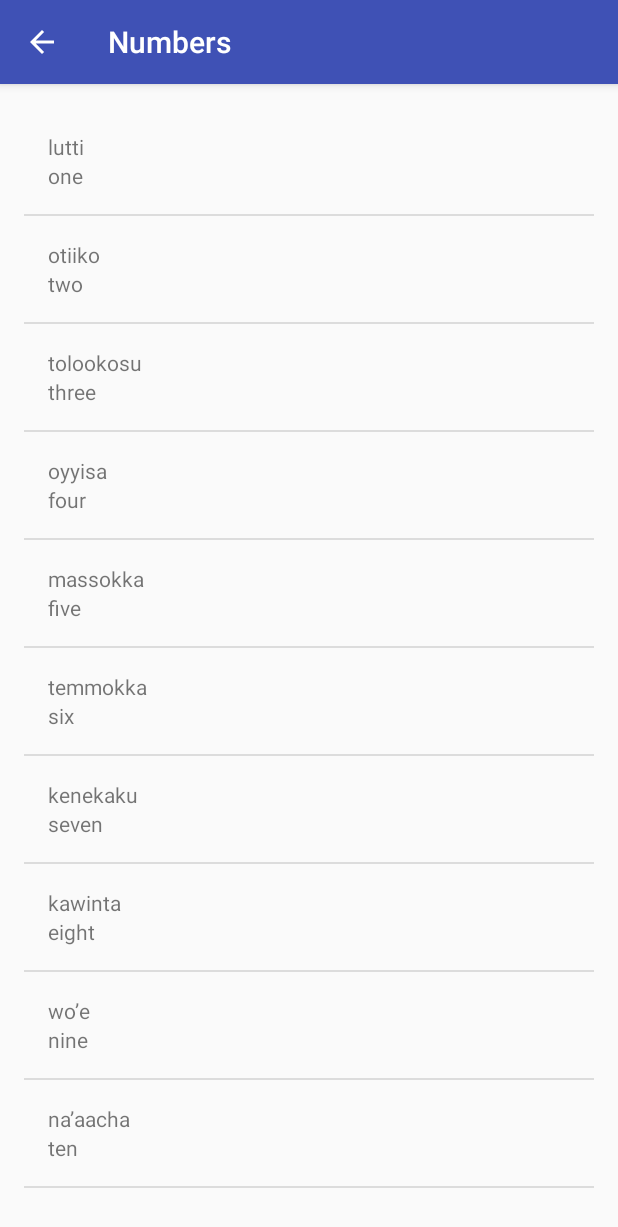
After one commit to hjtse/Android-2.2MusicPlayer, an Android app: the NumbersActivity screen opened directly, with no data from a screen before it, on a phone screen of 412 x 824 dp. The commit adds this screen. Shown: the top 1227 px of the screen. Run offline under Robolectric (Android 15) with nearby library versions, the phone set to English and light mode, and no system bars.

Commit message:
intermediate, change to custom adapter and class

```diff
--- a/app/src/main/AndroidManifest.xml
+++ b/app/src/main/AndroidManifest.xml
@@ -24,6 +24,8 @@
             android:parentActivityName=".MainActivity"/>
         <activity android:name=".ArtistsActivity" android:label="@string/artists"
             android:parentActivityName=".MainActivity"/>
+        <activity android:name=".NumbersActivity" android:label="@string/numbers"
+            android:parentActivityName=".MainActivity"/>
     </application>
 
 </manifest>
--- /dev/null
+++ b/app/src/main/java/com/example/android/musicplayer/NumbersActivity.java
@@ -0,0 +1,42 @@
+package com.example.android.musicplayer;
+
+import android.os.Bundle;
+import android.support.v7.app.AppCompatActivity;
+import android.widget.ListView;
+
+import java.util.ArrayList;
+
+public class NumbersActivity extends AppCompatActivity {
+
+    @Override
+    protected void onCreate(Bundle savedInstanceState) {
+        super.onCreate(savedInstanceState);
+        setContentView(R.layout.song_list);
+
+        // Create a list of words
+        ArrayList<Word> words = new ArrayList<Word>();
+        words.add(new Word("one", "lutti"));
+        words.add(new Word("two", "otiiko"));
+        words.add(new Word("three", "tolookosu"));
+        words.add(new Word("four", "oyyisa"));
+        words.add(new Word("five", "massokka"));
+        words.add(new Word("six", "temmokka"));
+        words.add(new Word("seven", "kenekaku"));
+        words.add(new Word("eight", "kawinta"));
+        words.add(new Word("nine", "wo’e"));
+        words.add(new Word("ten", "na’aacha"));
+
+        // Create an {@link WordAdapter}, whose data source is a list of {@link Word}s. The
+        // adapter knows how to create list items for each item in the list.
+        WordAdapter adapter = new WordAdapter(this, words);
+
+        // Find the {@link ListView} object in the view hierarchy of the {@link Activity}.
+        // There should be a {@link ListView} with the view ID called list, which is declared in the
+        // word_list.xml file.
+        ListView listView = (ListView) findViewById(R.id.list);
+
+        // Make the {@link ListView} use the {@link WordAdapter} we created above, so that the
+        // {@link ListView} will display list items for each {@link Word} in the list.
+        listView.setAdapter(adapter);
+    }
+}
--- /dev/null
+++ b/app/src/main/java/com/example/android/musicplayer/Word.java
@@ -0,0 +1,41 @@
+package com.example.android.musicplayer;
+
+/**
+ * {@link Word} represents a vocabulary word that the user wants to learn.
+ * It contains a default translation and a Miwok translation for that word.
+ */
+public class Word {
+
+    /** Default translation for the word */
+    private String mDefaultTranslation;
+
+    /** Miwok translation for the word */
+    private String mMiwokTranslation;
+
+    /**
+     * Create a new Word object.
+     *
+     * @param defaultTranslation is the word in a language that the user is already familiar with
+     *                           (such as English)
+     * @param miwokTranslation is the word in the Miwok language
+     */
+    public Word(String defaultTranslation, String miwokTranslation) {
+        mDefaultTranslation = defaultTranslation;
+        mMiwokTranslation = miwokTranslation;
+    }
+
+    /**
+     * Get the default translation of the word.
+     */
+    public String getDefaultTranslation() {
+        return mDefaultTranslation;
+    }
+
+    /**
+     * Get the Miwok translation of the word.
+     */
+    public String getMiwokTranslation() {
+        return mMiwokTranslation;
+    }
+
+}
--- /dev/null
+++ b/app/src/main/java/com/example/android/musicplayer/WordAdapter.java
@@ -0,0 +1,53 @@
+package com.example.android.musicplayer;
+
+import android.app.Activity;
+import android.support.annotation.NonNull;
+import android.support.annotation.Nullable;
+import android.view.LayoutInflater;
+import android.view.View;
+import android.view.ViewGroup;
+import android.widget.ArrayAdapter;
+import android.widget.TextView;
+
+import java.util.ArrayList;
+
+public class WordAdapter extends ArrayAdapter<Word> {
+    public WordAdapter(Activity context, ArrayList<Word> words) {
+        // Here, we initialize the ArrayAdapter's internal storage for the context and the list.
+        // the second argument is used when the ArrayAdapter is populating a single TextView.
+        // Because this is a custom adapter for two TextViews and an ImageView, the adapter is not
+        // going to use this second argument, so it can be any value. Here, we used 0.
+        super(context, 0, words);
+    }
+
+
+    @Override
+    public View getView(int position, @Nullable View convertView, @NonNull ViewGroup parent) {
+
+        View listItemView = convertView;
+        if (listItemView == null) {
+            listItemView = LayoutInflater.from(getContext()).inflate(
+                    R.layout.list_item, parent, false);
+        }
+
+        // Get the {@link AndroidFlavor} object located at this position in the list
+        Word currentWord = getItem(position);
+
+        // Find the TextView in the list_item.xml layout with the ID version_name
+        TextView miwokTextView = (TextView) listItemView.findViewById(R.id.miwok_text_view);
+        // Get the version name from the current AndroidFlavor object and
+        // set this text on the name TextView
+        miwokTextView.setText(currentWord.getMiwokTranslation());
+
+        // Find the TextView in the list_item.xml layout with the ID version_number
+        TextView defaultTextView = (TextView) listItemView.findViewById(R.id.default_text_view);
+        // Get the version number from the current AndroidFlavor object and
+        // set this text on the number TextView
+        defaultTextView.setText(currentWord.getDefaultTranslation());
+
+        // Return the whole list item layout (containing 2 TextViews)
+        // so that it can be shown in the ListView
+        return listItemView;
+
+    }
+}
--- /dev/null
+++ b/app/src/main/res/layout/list_item.xml
@@ -0,0 +1,21 @@
+<?xml version="1.0" encoding="utf-8"?>
+<LinearLayout xmlns:android="http://schemas.android.com/apk/res/android"
+    xmlns:tools="http://schemas.android.com/tools"
+    android:layout_width="match_parent"
+    android:layout_height="match_parent"
+    android:padding="@dimen/activity_horizontal_margin"
+    android:orientation="vertical">
+
+    <TextView
+        android:id="@+id/miwok_text_view"
+        android:layout_width="match_parent"
+        android:layout_height="match_parent"
+        tools:text="lutti" />
+
+    <TextView
+        android:id="@+id/default_text_view"
+        android:layout_width="match_parent"
+        android:layout_height="match_parent"
+        tools:text="one" />
+
+</LinearLayout>
--- /dev/null
+++ b/app/src/main/res/layout/song_list.xml
@@ -0,0 +1,12 @@
+<?xml version="1.0" encoding="utf-8"?>
+<ListView xmlns:android="http://schemas.android.com/apk/res/android"
+    xmlns:tools="http://schemas.android.com/tools"
+    android:id="@+id/list"
+    android:orientation="vertical"
+    android:layout_width="match_parent"
+    android:layout_height="match_parent"
+    android:paddingBottom="@dimen/activity_vertical_margin"
+    android:paddingLeft="@dimen/activity_horizontal_margin"
+    android:paddingRight="@dimen/activity_horizontal_margin"
+    android:paddingTop="@dimen/activity_vertical_margin"
+    tools:context="com.example.android.musicplayer.NumbersActivity"/>
--- a/app/src/main/res/values/strings.xml
+++ b/app/src/main/res/values/strings.xml
@@ -5,6 +5,8 @@
     <string name="albums">Albums</string>
     <string name="artists">Artists</string>
 
+    <string name="numbers">Numbers</string>
+
     <string name="playerAlbumSample">Album of the Year</string>
 
     <string name="showSongLyrics">Show song lyrics</string>
```
Also changed, not shown: app/src/main/java/com/example/android/musicplayer/MainActivity.java (+15 -0 lines), app/src/main/res/layout/activity_main.xml (+57 -0 lines).
